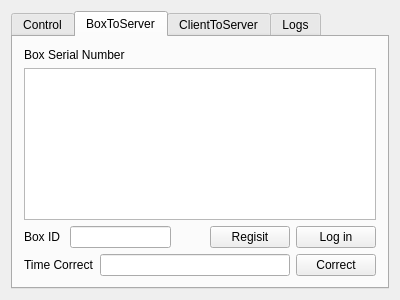
Above: FunctionalClientTest/maindialog.ui from ChowZenki/zpserver before the change. Below: the same form after it.
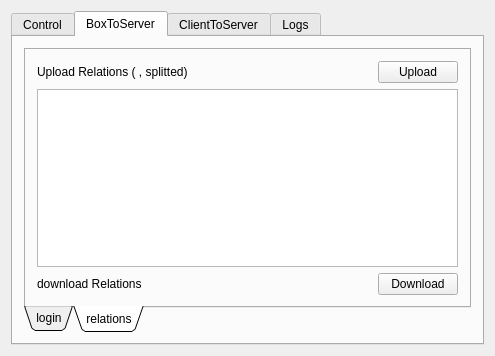
That is the form after the change. The open tabs and pages were chosen to show the change.

Commit message: Upload Box2Svr userids tested!

Diff of the .ui file:
```diff
--- a/FunctionalClientTest/maindialog.ui
+++ b/FunctionalClientTest/maindialog.ui
@@ -6,8 +6,8 @@
    <rect>
     <x>0</x>
     <y>0</y>
-    <width>400</width>
-    <height>300</height>
+    <width>495</width>
+    <height>356</height>
    </rect>
   </property>
   <property name="windowTitle">
@@ -91,6 +91,22 @@
       <attribute name="title">
        <string>BoxToServer</string>
       </attribute>
+      <layout class="QVBoxLayout" name="verticalLayout_6">
+       <item>
+        <widget class="QTabWidget" name="tabWidget_2">
+         <property name="tabPosition">
+          <enum>QTabWidget::South</enum>
+         </property>
+         <property name="tabShape">
+          <enum>QTabWidget::Triangular</enum>
+         </property>
+         <property name="currentIndex">
+          <number>0</number>
+         </property>
+         <widget class="QWidget" name="tab">
+          <attribute name="title">
+           <string>login</string>
+          </attribute>
       <layout class="QVBoxLayout" name="verticalLayout_4">
        <item>
         <widget class="QLabel" name="label">
@@ -171,6 +187,82 @@
           </widget>
          </item>
         </layout>
+           </item>
+          </layout>
+         </widget>
+         <widget class="QWidget" name="tab_2">
+          <attribute name="title">
+           <string>relations</string>
+          </attribute>
+          <layout class="QVBoxLayout" name="verticalLayout_7">
+           <item>
+            <layout class="QHBoxLayout" name="horizontalLayout_8">
+             <item>
+              <widget class="QLabel" name="label_9">
+               <property name="text">
+                <string>Upload Relations ( , splitted)</string>
+               </property>
+              </widget>
+             </item>
+             <item>
+              <spacer name="horizontalSpacer_4">
+               <property name="orientation">
+                <enum>Qt::Horizontal</enum>
+               </property>
+               <property name="sizeHint" stdset="0">
+                <size>
+                 <width>40</width>
+                 <height>20</height>
+                </size>
+               </property>
+              </spacer>
+             </item>
+             <item>
+              <widget class="QPushButton" name="pushButton_box_upload_uid">
+               <property name="text">
+                <string>Upload</string>
+               </property>
+              </widget>
+             </item>
+            </layout>
+           </item>
+           <item>
+            <widget class="QPlainTextEdit" name="plainTextEdit_box_userids"/>
+           </item>
+           <item>
+            <layout class="QHBoxLayout" name="horizontalLayout_9">
+             <item>
+              <widget class="QLabel" name="label_10">
+               <property name="text">
+                <string>download Relations</string>
+               </property>
+              </widget>
+             </item>
+             <item>
+              <spacer name="horizontalSpacer_3">
+               <property name="orientation">
+                <enum>Qt::Horizontal</enum>
+               </property>
+               <property name="sizeHint" stdset="0">
+                <size>
+                 <width>40</width>
+                 <height>20</height>
+                </size>
+               </property>
+              </spacer>
+             </item>
+             <item>
+              <widget class="QPushButton" name="pushButton_box_download_uid">
+               <property name="text">
+                <string>Download</string>
+               </property>
+              </widget>
+             </item>
+            </layout>
+           </item>
+          </layout>
+         </widget>
+        </widget>
        </item>
       </layout>
      </widget>
```
Left out of the diff: 2 changed lines with no effect on the pictures. Lines whose indentation alone changed are shown as unchanged. The commit also changes 5 other files.
